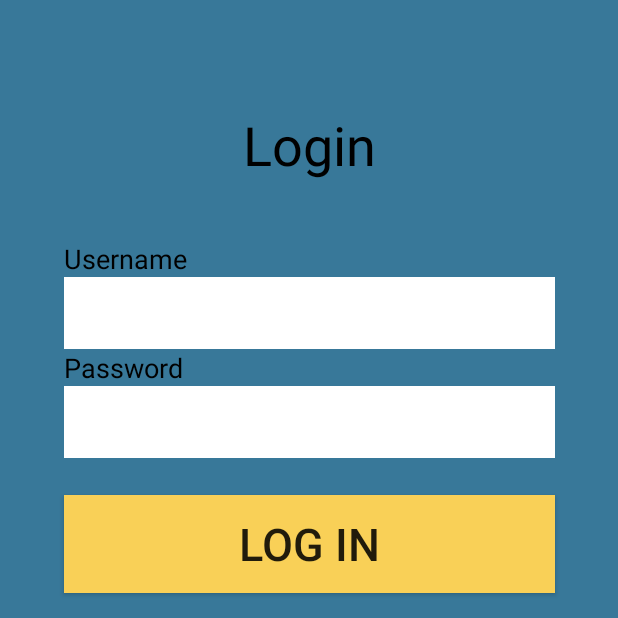
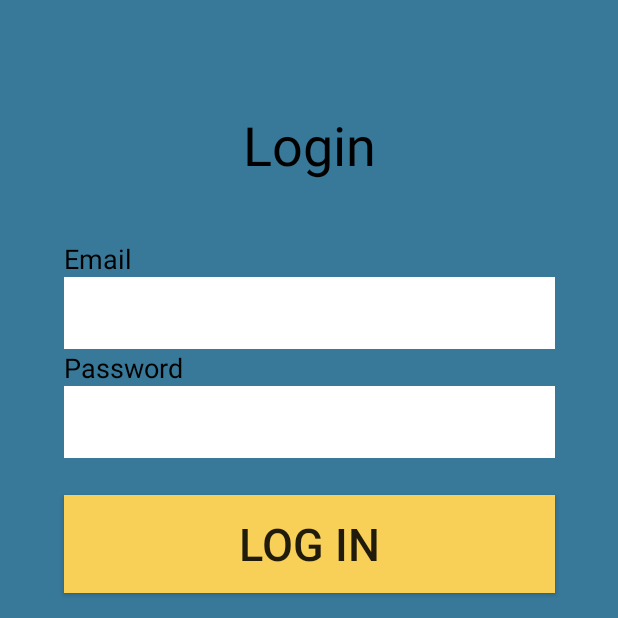
Before and after one commit to joud-almahdi/AndroidGroupProject, an Android app: the Login screen opened directly, with no data from a screen before it, on a phone screen of 412 x 824 dp, the top half of it. Run offline under Robolectric (Android 15) with nearby library versions, the phone set to English and light mode, and no system bars.

Commit message:
mian+login+register

```diff
--- a/app/src/main/java/com/example/androidgroupproject/Regidter.java
+++ b/app/src/main/java/com/example/androidgroupproject/Regidter.java
@@ -60,6 +60,9 @@ public class Regidter extends AppCompatActivity {
                             helper.insertContact(c);
                             Toast tpass = Toast.makeText(Regidter.this, "Successfully registered", Toast.LENGTH_LONG);
                             tpass.show();
+                                    Intent i = new Intent(Regidter.this, Login.class);
+                                    startActivity(i);
+
                         }
                     }
 
--- a/app/src/main/res/layout/layout_login.xml
+++ b/app/src/main/res/layout/layout_login.xml
@@ -35,7 +35,7 @@
             android:id="@+id/un_txt"
             android:layout_width="match_parent"
             android:layout_height="wrap_content"
-            android:text="Username"
+            android:text="Email"
             android:textColor="@android:color/background_dark"
             android:textSize="18sp"
             tools:layout_editor_absoluteX="44dp"
```
